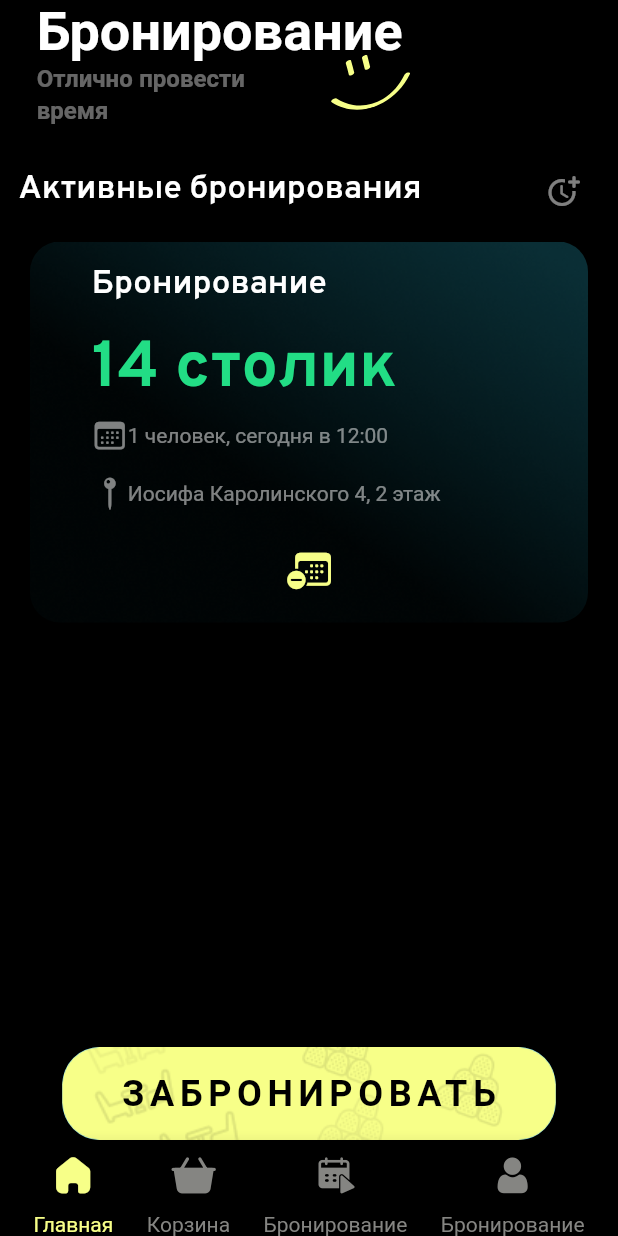
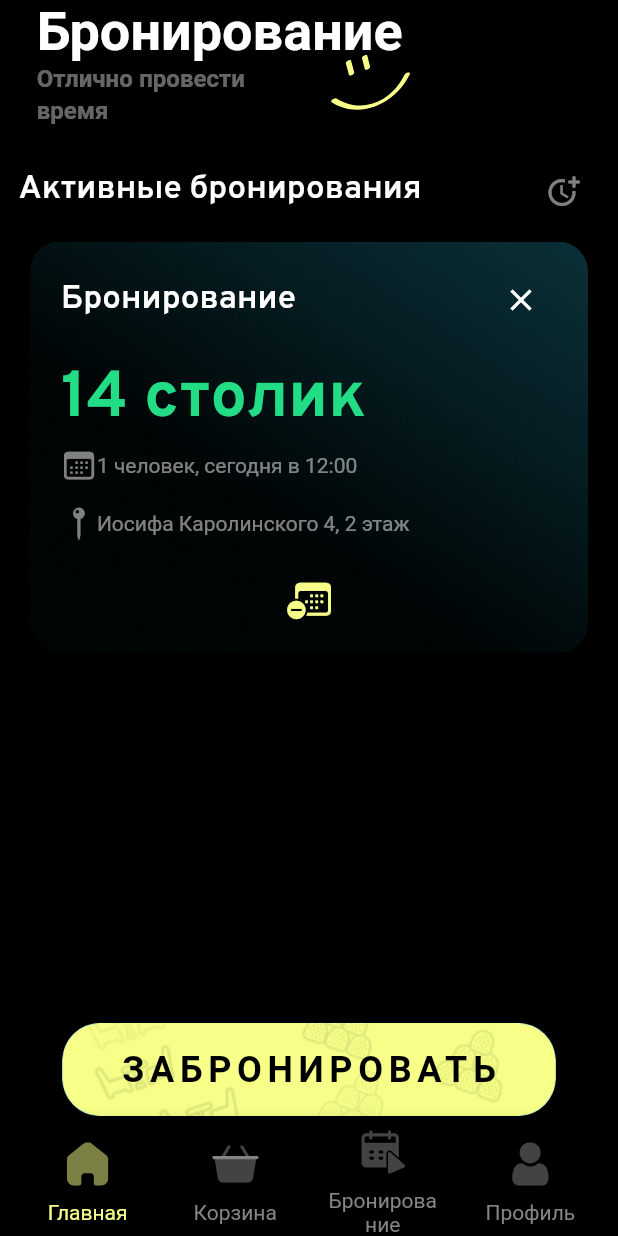
Before and after one commit to Nekori228/Marmelad, a Flutter app: the BookingPage screen opened directly, on a phone screen of 412 x 824 dp. Run offline on Flutter 3.47's test engine with Material 2 defaults, Android fonts, the light colour scheme and no system bars; our stand-ins replace dotted_border, expandable_page_view, firebase_core, flutter_svg, shared_preferences, smooth_star_rating; missing offline and left inert: enough_mail, expansion_widget, favorite_button, scrollable_clean_calendar; accounts and stored records are empty.

Commit message:
Changes NavBar, update build ios

```diff
--- a/lib/widgets/bar/bottomNavigationBar.dart
+++ b/lib/widgets/bar/bottomNavigationBar.dart
@@ -1,5 +1,6 @@
 import 'package:flutter/cupertino.dart';
 import 'package:flutter/material.dart';
+import 'package:flutter_svg/flutter_svg.dart';
 
 import '../../globals.dart';
 import '../../isons/custom_icons.dart';
@@ -40,11 +41,13 @@ class _ProjectBottomNavBarState extends State<ProjectBottomNavBar> {
           mainAxisAlignment: MainAxisAlignment.spaceEvenly,
           mainAxisSize: MainAxisSize.min,
           children: [
-            Column(
+            SizedBox(
+              width: 80,
+              child: Column(
                 mainAxisSize: MainAxisSize.min,
                 children: [
                   IconButton(
-                  icon: Icon(CustomIcons.home_2,
+                    icon: SvgPicture.asset("assets/images/Home.svg",
                         color: selectedPage == 0
                             ? Color(0xFFF7FF88)
                             : Color(0xFF858582)),
@@ -61,11 +64,14 @@ class _ProjectBottomNavBarState extends State<ProjectBottomNavBar> {
                   )
                 ],
               ),
-            Column(
+            ),
+            SizedBox(
+              width: 80,
+              child: Column(
                 mainAxisSize: MainAxisSize.min,
                 children: [
                   IconButton(
-                  icon: Icon(CustomIcons.group,
+                    icon: SvgPicture.asset("assets/images/Group.svg",
                         color: selectedPage == 1
                             ? Color(0xFFF7FF88)
                             : Color(0xFF858582)),
@@ -82,11 +88,14 @@ class _ProjectBottomNavBarState extends State<ProjectBottomNavBar> {
                   )
                 ],
               ),
-            Column(
+            ),
+            SizedBox(
+              width: 80,
+              child: Column(
                 mainAxisSize: MainAxisSize.min,
                 children: [
                   IconButton(
-                  icon: Icon(CustomIcons.group_2,
+                    icon: SvgPicture.asset("assets/images/Group2.svg",
                         color: selectedPage == 2
                             ? Color(0xFFF7FF88)
                             : Color(0xFF858582)),
@@ -96,6 +105,7 @@ class _ProjectBottomNavBarState extends State<ProjectBottomNavBar> {
                   ),
                   Text(
                     'Бронирование',
+                    textAlign: TextAlign.center,
                     style: TextStyle(
                         color: selectedPage == 2
                             ? Color(0xFFF7FF88)
@@ -103,11 +113,14 @@ class _ProjectBottomNavBarState extends State<ProjectBottomNavBar> {
                   )
                 ],
               ),
-            Column(
+            ),
+            SizedBox(
+              width: 80,
+              child: Column(
                 mainAxisSize: MainAxisSize.min,
                 children: [
                   IconButton(
-                  icon: Icon(CustomIcons.group_3,
+                    icon: SvgPicture.asset("assets/images/Person.svg",
                         color: selectedPage == 3
                             ? Color(0xFFF7FF88)
                             : Color(0xFF858582)),
@@ -116,7 +129,7 @@ class _ProjectBottomNavBarState extends State<ProjectBottomNavBar> {
                     },
                   ),
                   Text(
-                  'Бронирование',
+                    'Профиль',
                     style: TextStyle(
                         color: selectedPage == 3
                             ? Color(0xFFF7FF88)
@@ -124,6 +137,7 @@ class _ProjectBottomNavBarState extends State<ProjectBottomNavBar> {
                   )
                 ],
               ),
+            ),
           ]),
     );
   }
--- a/lib/widgets/booking.dart
+++ b/lib/widgets/booking.dart
@@ -19,19 +19,25 @@ class BookingWidget extends StatelessWidget {
                 fit: BoxFit.cover)),
         child: Container(
           margin: EdgeInsets.symmetric(
-              horizontal: MediaQuery.of(context).size.width * 0.1),
+              horizontal: MediaQuery.of(context).size.width * 0.05),
           child: Column(
             children: [
               Align(
                 alignment: Alignment.topLeft,
                 child: Container(
                   margin: EdgeInsets.fromLTRB(0, 15, 0, 15),
-                  child: Text(
-                    'Бронирование',
-                    style: TextStyle(
-                        color: Color(0xFFFFFFFF),
-                        fontFamily: "Overpass-SemiBold",
-                        fontSize: 22),
+                  child: Row(
+                    mainAxisAlignment: MainAxisAlignment.spaceBetween,
+                    children: [
+                      Text(
+                        'Бронирование',
+                        style: TextStyle(
+                            color: Color(0xFFFFFFFF),
+                            fontFamily: "Overpass-SemiBold",
+                            fontSize: 22),
+                      ),
+                      IconButton(onPressed: () {}, icon: Icon(Icons.close), color: Colors.white,)
+                    ],
                   ),
                 ),
               ),
```
Also changed, not shown: assets/images/Home.svg (added), assets/images/Person.svg (added), pubspec.lock, 1 other file. Lines whose indentation alone changed are shown as unchanged.
